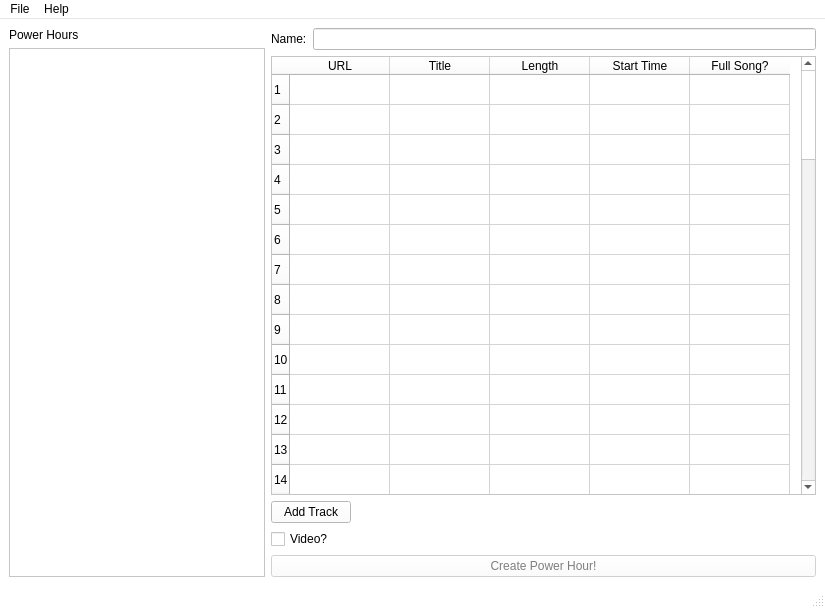
The window that designer/mainwindow.ui (jac241/power_hour_creator) describes before a commit, drawn with Qt 5.
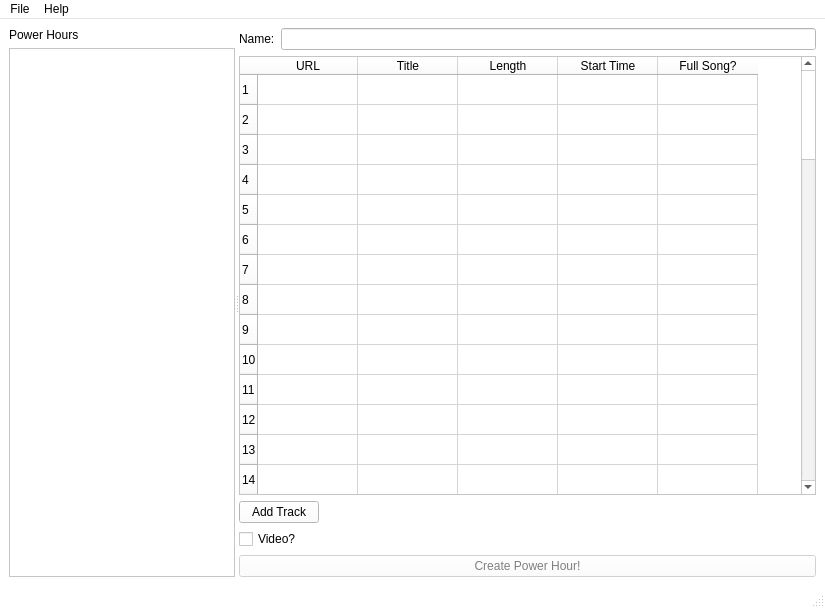
The same window after the commit. Custom widgets are drawn as their Qt base class.

Commit message:
Adds new power hour button to file menu
The new power hour button in the file menu adds a new entry into the new
PowerHourListView. These have not been connected to the tracks list yet,
which will likely be a long and difficult refactoring.

What changed in the file:
```diff
--- a/designer/mainwindow.ui
+++ b/designer/mainwindow.ui
@@ -429,8 +429,19 @@
    <string>Power Hour Creator</string>
   </property>
   <widget class="QWidget" name="centralWidget">
-   <layout class="QGridLayout" name="gridLayout">
-    <item row="0" column="1">
+   <layout class="QHBoxLayout" name="horizontalLayout_2">
+    <item>
+     <widget class="QSplitter" name="splitter">
+      <property name="enabled">
+       <bool>true</bool>
+      </property>
+      <property name="orientation">
+       <enum>Qt::Horizontal</enum>
+      </property>
+      <property name="childrenCollapsible">
+       <bool>false</bool>
+      </property>
+      <widget class="QWidget" name="verticalLayoutWidget">
      <layout class="QVBoxLayout" name="powerHoursLayout">
       <item>
        <widget class="QLabel" name="powerHoursLabel">
@@ -440,18 +451,30 @@
        </widget>
       </item>
       <item>
-       <widget class="QListView" name="powerHoursView">
+         <widget class="PowerHourListView" name="powerHoursListView">
         <property name="sizePolicy">
-         <sizepolicy hsizetype="Minimum" vsizetype="Expanding">
+           <sizepolicy hsizetype="MinimumExpanding" vsizetype="Expanding">
           <horstretch>0</horstretch>
           <verstretch>0</verstretch>
          </sizepolicy>
         </property>
+          <property name="minimumSize">
+           <size>
+            <width>0</width>
+            <height>0</height>
+           </size>
+          </property>
+          <property name="frameShadow">
+           <enum>QFrame::Sunken</enum>
+          </property>
+          <property name="sizeAdjustPolicy">
+           <enum>QAbstractScrollArea::AdjustToContentsOnFirstShow</enum>
+          </property>
        </widget>
       </item>
      </layout>
-    </item>
-    <item row="0" column="2">
+      </widget>
+      <widget class="QWidget" name="verticalLayoutWidget_2">
      <layout class="QVBoxLayout" name="tracksLayout">
       <item>
        <layout class="QHBoxLayout" name="horizontalLayout">
@@ -472,6 +495,12 @@
       </item>
       <item>
        <widget class="Tracklist" name="tracklist">
+          <property name="minimumSize">
+           <size>
+            <width>0</width>
+            <height>0</height>
+           </size>
+          </property>
         <property name="contextMenuPolicy">
          <enum>Qt::CustomContextMenu</enum>
         </property>
@@ -634,6 +663,8 @@
        </widget>
       </item>
      </layout>
+      </widget>
+     </widget>
     </item>
    </layout>
   </widget>
@@ -673,6 +704,11 @@
    <extends>QTableWidget</extends>
    <header>power_hour_creator.ui.tracklist</header>
   </customwidget>
+  <customwidget>
+   <class>PowerHourListView</class>
+   <extends>QListView</extends>
+   <header>power_hour_creator.ui.power_hour_list</header>
+  </customwidget>
  </customwidgets>
  <resources/>
  <connections/>
```
Left out of the diff: 9 changed lines with no effect on the pictures. Lines whose indentation alone changed are shown as unchanged. The commit also changes 10 other files.
